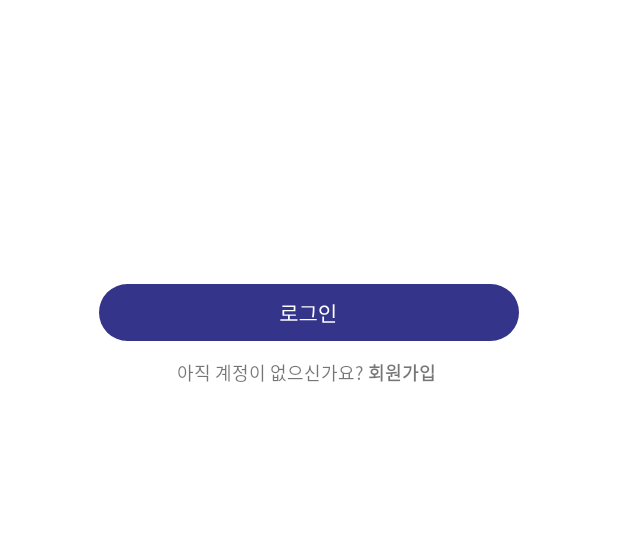
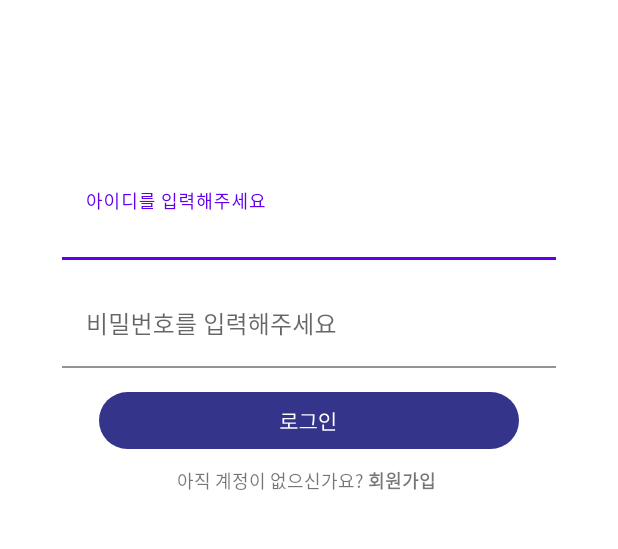
Before and after one commit to alzaltak/appjam_android, an Android app built with Jetpack Compose: the LoginActivity screen opened directly, with no data from a screen before it, on a phone screen of 412 x 824 dp, the part 325-874 px from its top. Run offline under Robolectric (Android 15) with nearby library versions, the phone set to English and light mode, and no system bars; our stand-ins replace data binding; Roboto replaces fonts that are not available here.

Commit message:
로그인 조금 만짐

```diff
--- a/app/src/main/res/layout/activity_home_inspection.xml
+++ b/app/src/main/res/layout/activity_home_inspection.xml
@@ -21,7 +21,8 @@
             <LinearLayout
                 android:layout_width="match_parent"
                 android:layout_height="wrap_content"
-                android:orientation="vertical">
+                android:orientation="vertical"
+                android:paddingBottom="128dp">
 
                 <ImageView
                     android:layout_width="match_parent"
--- a/app/src/main/res/layout/activity_login.xml
+++ b/app/src/main/res/layout/activity_login.xml
@@ -31,13 +31,33 @@
             app:layout_constraintTop_toTopOf="parent"
             app:layout_constraintVertical_bias="0.5">
 
-            <androidx.compose.ui.platform.ComposeView
-                android:layout_width="wrap_content"
-                android:layout_height="wrap_content" />
+            <com.google.android.material.textfield.TextInputLayout
+                android:layout_width="match_parent"
+                android:layout_height="wrap_content"
+                android:layout_marginBottom="16dp"
+                android:background="@android:color/transparent">
 
-            <androidx.compose.ui.platform.ComposeView
-                android:layout_width="wrap_content"
-                android:layout_height="wrap_content" />
+                <com.google.android.material.textfield.TextInputEditText
+                    android:id="@+id/et_login_id"
+                    android:layout_width="match_parent"
+                    android:hint="아이디를 입력해주세요"
+                    android:layout_height="wrap_content"
+                    android:background="@android:color/transparent" />
+            </com.google.android.material.textfield.TextInputLayout>
+
+            <com.google.android.material.textfield.TextInputLayout
+                android:layout_width="match_parent"
+                android:layout_height="wrap_content"
+                android:layout_marginBottom="16dp"
+                android:background="@android:color/transparent">
+
+                <com.google.android.material.textfield.TextInputEditText
+                    android:id="@+id/et_login_password"
+                    android:layout_width="match_parent"
+                    android:hint="비밀번호를 입력해주세요"
+                    android:layout_height="wrap_content"
+                    android:background="@android:color/transparent" />
+            </com.google.android.material.textfield.TextInputLayout>
 
             <ImageButton
                 android:id="@+id/btn_login_login"
```
